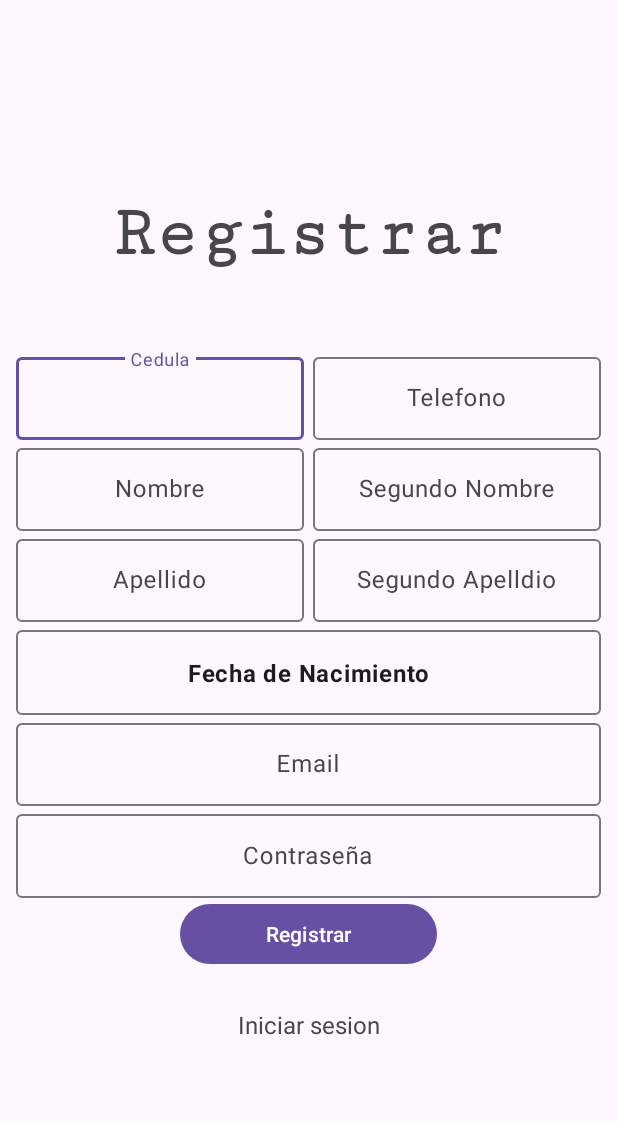
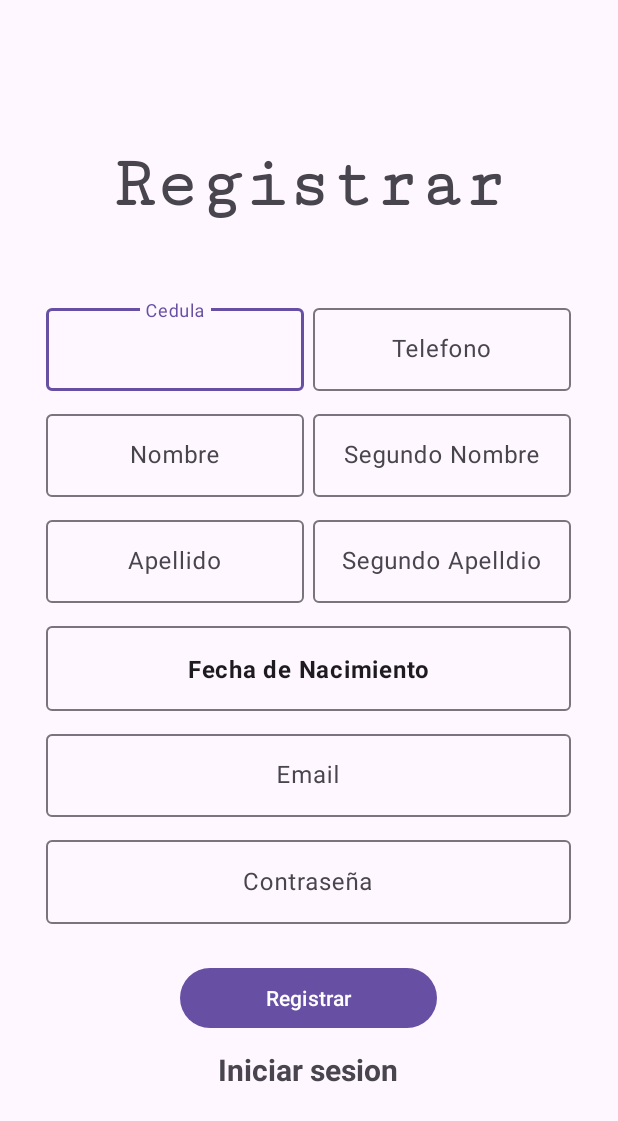
Before and after one commit to Sanchez70/ProyectoMovilWebM4A, an Android app: the Registrar screen opened directly, with no data from a screen before it, on a phone screen of 412 x 824 dp. Shown: the top 1121 px of the screen. Run offline under Robolectric (Android 15) with nearby library versions, the phone set to English and light mode, and no system bars; our stand-ins replace Firebase (no records; nobody signed in at launch, a user with empty details on screens opened directly).

Commit message:
Registro
Registro85%

```diff
--- a/app/src/main/res/layout/activity_registrar.xml
+++ b/app/src/main/res/layout/activity_registrar.xml
@@ -6,6 +6,7 @@
     android:layout_height="match_parent"
     android:gravity="center"
     android:orientation="vertical"
+    app:layout_constraintGuide_percent="0.5"
     tools:context=".Registrar">
 
     <TextView
@@ -20,7 +21,7 @@
 
     <Space
         android:layout_width="match_parent"
-        android:layout_height="50dp" />
+        android:layout_height="50sp" />
     <LinearLayout
         android:layout_width="match_parent"
         android:layout_height="wrap_content"
@@ -29,13 +30,13 @@
 
         <com.google.android.material.textfield.TextInputLayout
 
-            android:layout_width="198dp"
+            android:layout_width="178dp"
             android:layout_height="wrap_content"
             android:gravity="center">
 
             <com.google.android.material.textfield.TextInputEditText
                 android:id="@+id/cedula"
-                android:layout_width="192dp"
+                android:layout_width="172dp"
                 android:layout_height="55dp"
                 android:gravity="center"
                 android:hint="Cedula"
@@ -46,13 +47,13 @@
 
         <com.google.android.material.textfield.TextInputLayout
 
-            android:layout_width="198dp"
+            android:layout_width="178dp"
             android:layout_height="wrap_content"
             android:gravity="center">
 
             <com.google.android.material.textfield.TextInputEditText
                 android:id="@+id/telefono"
-                android:layout_width="192dp"
+                android:layout_width="172dp"
                 android:layout_height="55dp"
                 android:gravity="center"
                 android:hint="Telefono"
@@ -60,7 +61,12 @@
 
 
         </com.google.android.material.textfield.TextInputLayout>
+
     </LinearLayout>
+
+    <Space
+        android:layout_width="wrap_content"
+        android:layout_height="10dp" />
 
     <LinearLayout
         android:layout_width="match_parent"
@@ -70,13 +76,13 @@
 
         <com.google.android.material.textfield.TextInputLayout
 
-            android:layout_width="198dp"
+            android:layout_width="178dp"
             android:layout_height="wrap_content"
             android:gravity="center">
 
             <com.google.android.material.textfield.TextInputEditText
                 android:id="@+id/Nombre"
-                android:layout_width="192dp"
+                android:layout_width="172dp"
                 android:layout_height="55dp"
                 android:gravity="center"
                 android:hint="Nombre"
@@ -87,13 +93,13 @@
 
         <com.google.android.material.textfield.TextInputLayout
 
-            android:layout_width="198dp"
+            android:layout_width="178dp"
             android:layout_height="wrap_content"
             android:gravity="center">
 
             <com.google.android.material.textfield.TextInputEditText
                 android:id="@+id/Nombre1"
-                android:layout_width="192dp"
+                android:layout_width="172dp"
                 android:layout_height="55dp"
                 android:gravity="center"
                 android:hint="Segundo Nombre"
@@ -102,9 +108,10 @@
 
         </com.google.android.material.textfield.TextInputLayout>
     </LinearLayout>
+
     <Space
         android:layout_width="match_parent"
-        android:layout_height="wrap_content" />
+        android:layout_height="10dp" />
 
     <LinearLayout
         android:layout_width="match_parent"
@@ -114,13 +121,13 @@
 
         <com.google.android.material.textfield.TextInputLayout
 
-            android:layout_width="198dp"
+            android:layout_width="178dp"
             android:layout_height="wrap_content"
             android:gravity="center">
 
             <com.google.android.material.textfield.TextInputEditText
                 android:id="@+id/Apellido"
-                android:layout_width="192dp"
+                android:layout_width="172dp"
                 android:layout_height="55dp"
                 android:gravity="center"
                 android:hint="Apellido"
@@ -131,13 +138,13 @@
 
         <com.google.android.material.textfield.TextInputLayout
 
-            android:layout_width="198dp"
+            android:layout_width="178dp"
             android:layout_height="wrap_content"
             android:gravity="center">
 
             <com.google.android.material.textfield.TextInputEditText
                 android:id="@+id/Apellido1"
-                android:layout_width="192dp"
+                android:layout_width="172dp"
                 android:layout_height="55dp"
                 android:gravity="center"
                 android:hint="Segundo Apelldio"
@@ -150,7 +157,7 @@
 
     <Space
         android:layout_width="match_parent"
-        android:layout_height="wrap_content" />
+        android:layout_height="10dp" />
     <com.google.android.material.textfield.TextInputLayout
 
         android:layout_width="match_parent"
@@ -159,7 +166,7 @@
 
         <com.google.android.material.textfield.TextInputEditText
             android:id="@+id/birthDateTextView"
-            android:layout_width="390dp"
+            android:layout_width="350dp"
             android:layout_height="wrap_content"
             android:clickable="true"
             android:focusable="false"
@@ -173,7 +180,7 @@
 
     <Space
         android:layout_width="match_parent"
-        android:layout_height="wrap_content" />
+        android:layout_height="10dp" />
     <com.google.android.material.textfield.TextInputLayout
 
         android:layout_width="match_parent"
@@ -182,7 +189,7 @@
 
         <com.google.android.material.textfield.TextInputEditText
             android:id="@+id/email"
-            android:layout_width="390dp"
+            android:layout_width="350dp"
             android:layout_height="55dp"
             android:gravity="center"
             android:hint="Email"
@@ -192,7 +199,7 @@
 
     <Space
         android:layout_width="match_parent"
-        android:layout_height="wrap_content" />
+        android:layout_height="10dp" />
 
     <com.google.android.material.textfield.TextInputLayout
 
@@ -203,13 +210,17 @@
         <com.google.android.material.textfield.TextInputEditText
             android:id="@+id/pasword"
             android:hint="Contraseña"
-            android:layout_width="390dp"
+            android:layout_width="350dp"
             android:gravity="center"
             android:layout_height="56dp"
             tools:ignore="SpeakableTextPresentCheck" />
 
 
     </com.google.android.material.textfield.TextInputLayout>
+
+    <Space
+        android:layout_width="match_parent"
+        android:layout_height="25dp" />
 
     <Button
         android:id="@+id/button"
@@ -219,14 +230,15 @@
 
     <Space
         android:layout_width="match_parent"
-        android:layout_height="25dp" />
+        android:layout_height="10dp" />
 
     <TextView
         android:id="@+id/textViewRe"
-        android:layout_width="match_parent"
+        android:layout_width="350dp"
         android:layout_height="wrap_content"
         android:gravity="center"
         android:text="Iniciar sesion"
-        android:textSize="16sp" />
+        android:textSize="20sp"
+        android:textStyle="bold" />
 
 </LinearLayout>
```
Also changed, not shown: app/src/main/res/layout/activity_login.xml (+20 -10 lines).
